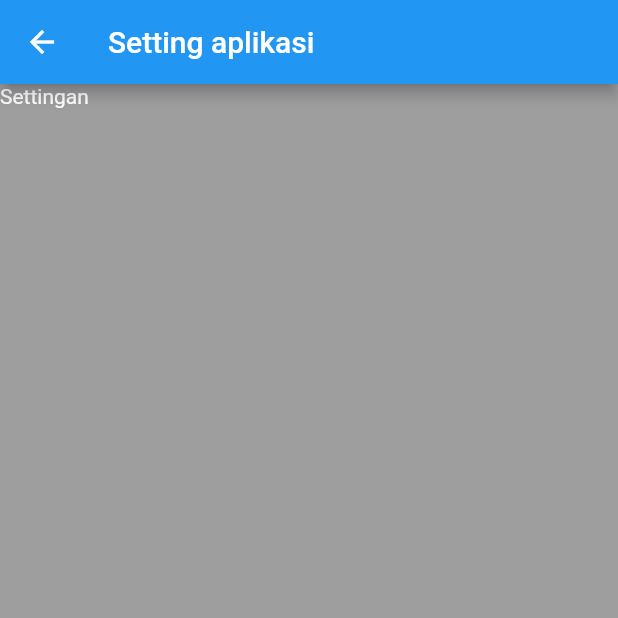
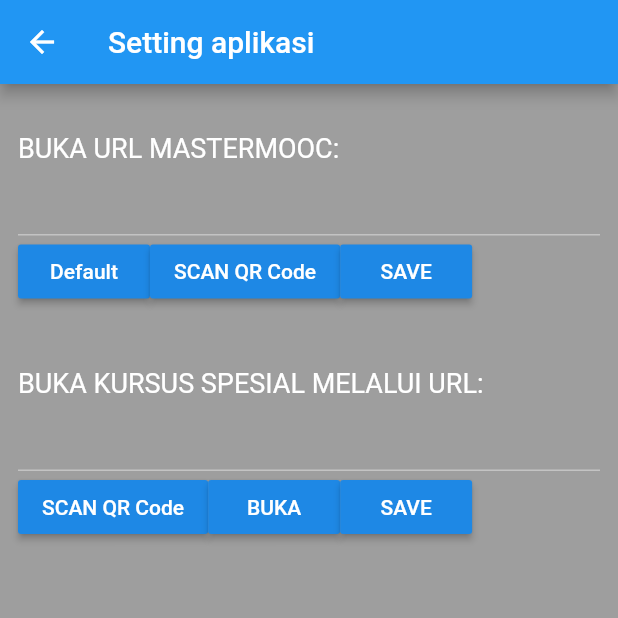
Before and after one commit to irzaip/trampill, a Flutter app: the Pg22Setting screen opened by its route, on a phone screen of 412 x 824 dp, the top half of it. Run offline on Flutter 3.47's test engine with Material 2 defaults, Android fonts, the phone set to English and light mode, and no system bars; our stand-ins replace flutter_markdown, package_info; missing offline and left inert: flutter_youtube; network calls fail.

Commit message:
fix setting layout

```diff
--- a/lib/screen/pg22_setting.dart
+++ b/lib/screen/pg22_setting.dart
@@ -1,5 +1,4 @@
 import 'package:flutter/material.dart';
-
 
 class Pg22Setting extends StatefulWidget {
   @override
@@ -7,14 +6,54 @@ class Pg22Setting extends StatefulWidget {
 }
 
 class _Pg22SettingState extends State<Pg22Setting> {
+  TextEditingController controller = TextEditingController(text: "");
+  TextEditingController controller2 = TextEditingController(text: "");
+
   @override
   Widget build(BuildContext context) {
     return Scaffold(
       appBar: AppBar(title: Text("Setting aplikasi"),),
-      body: Column(
-        children: <Widget>[
-          Text("Settingan"),
-        ],
+      body: Padding(
+        padding: const EdgeInsets.all(12.0),
+        child: Column(
+          crossAxisAlignment: CrossAxisAlignment.start,
+          children: <Widget>[
+            SizedBox(height: 20,),
+            Text("BUKA URL MASTERMOOC:", style: TextStyle(color: Colors.white, fontSize: 18),),
+            TextField(
+              controller: controller,
+            ),
+            Row(
+              children: <Widget>[
+                RaisedButton(
+                    onPressed: (){},
+                   child: Text("Default"),
+                ),
+                RaisedButton(onPressed: (){},
+                child: Text("SCAN QR Code"),),
+                RaisedButton(onPressed: (){},
+                child: Text("SAVE"),),
+                ],
+              ),
+                SizedBox(height: 40,),
+                Text("BUKA KURSUS SPESIAL MELALUI URL:", style: TextStyle(color: Colors.white, fontSize: 18,),),
+                TextField(
+                  controller: controller,
+                ),
+                Row(
+                  children: <Widget>[
+                    RaisedButton(onPressed: (){},
+                      child: Text("SCAN QR Code"),),
+                    RaisedButton(onPressed: (){},
+                      child: Text("BUKA"),),
+                    RaisedButton(onPressed: (){},
+                      child: Text("SAVE"),),
+
+
+                  ],
+            )
+          ],
+        ),
       ),
     );
   }
--- a/lib/screen/pg3_Lainnya.dart
+++ b/lib/screen/pg3_Lainnya.dart
@@ -20,6 +20,7 @@ class Pg3Lainnya extends StatelessWidget {
         body: Center(
           child: Padding(
             padding: const EdgeInsets.all(20.0),
+            child: SafeArea(
               child: Column(
                 crossAxisAlignment: CrossAxisAlignment.stretch,
                 children: <Widget>[
@@ -61,6 +62,7 @@ class Pg3Lainnya extends StatelessWidget {
             ),
           ),
         ),
+      ),
     );
   }
 }
--- a/pubspec.yaml
+++ b/pubspec.yaml
@@ -28,6 +28,7 @@ dependencies:
   flutter_youtube: ^2.0.0
   flutter_markdown: ^0.3.3
   package_info: ^0.4.0+13
+
 
 dev_dependencies:
   flutter_test:
```
Lines whose indentation alone changed are shown as unchanged.
